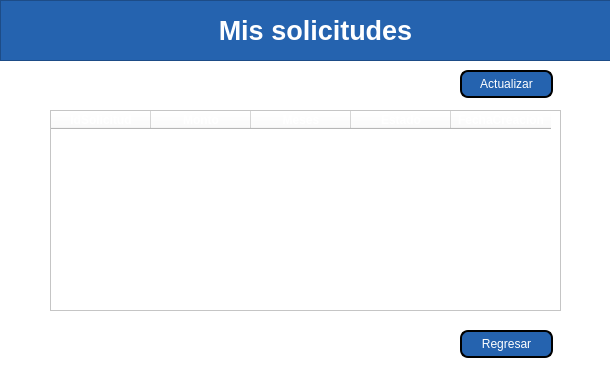
Above: views/VerSolicitudes.ui from MiguelFVasquez/ProyectoDB before the change. Below: the same form after it.
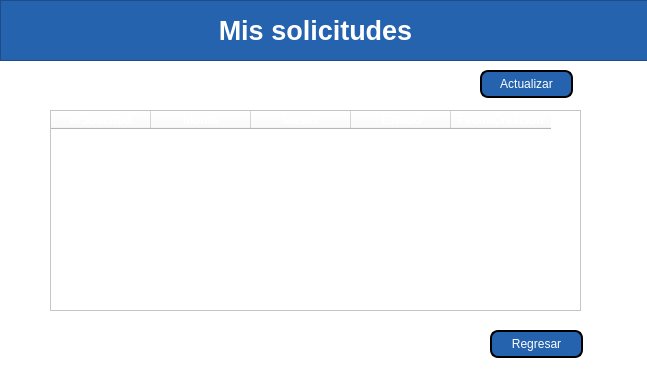
That is the form after the change.

The edit to the form file:
```diff
--- a/views/VerSolicitudes.ui
+++ b/views/VerSolicitudes.ui
@@ -6,7 +6,7 @@
    <rect>
     <x>0</x>
     <y>0</y>
-    <width>610</width>
+    <width>647</width>
     <height>381</height>
    </rect>
   </property>
@@ -22,7 +22,7 @@
      <rect>
       <x>0</x>
       <y>0</y>
-      <width>611</width>
+      <width>671</width>
       <height>61</height>
      </rect>
     </property>
@@ -285,7 +285,7 @@
      <rect>
       <x>50</x>
       <y>110</y>
-      <width>511</width>
+      <width>531</width>
       <height>201</height>
      </rect>
     </property>
@@ -446,7 +446,7 @@
    <widget class="QPushButton" name="btnRegresar">
     <property name="geometry">
      <rect>
-      <x>460</x>
+      <x>490</x>
       <y>330</y>
       <width>93</width>
       <height>28</height>
@@ -469,7 +469,7 @@
    <widget class="QPushButton" name="btnActualizar">
     <property name="geometry">
      <rect>
-      <x>460</x>
+      <x>480</x>
       <y>70</y>
       <width>93</width>
       <height>28</height>
```
